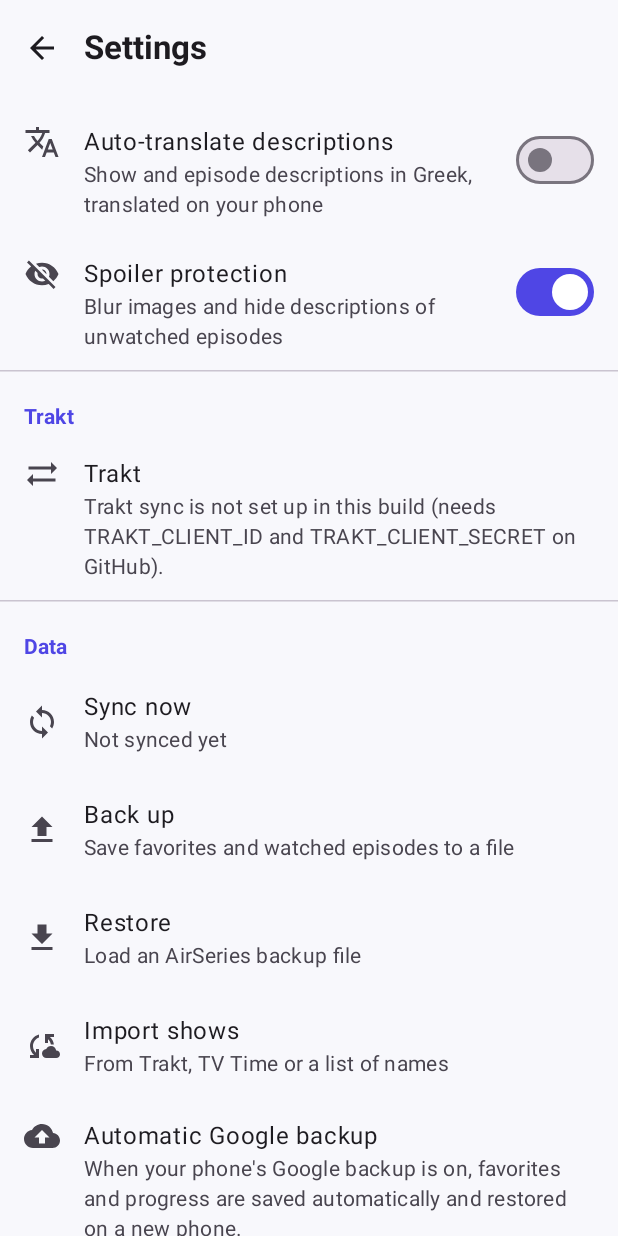
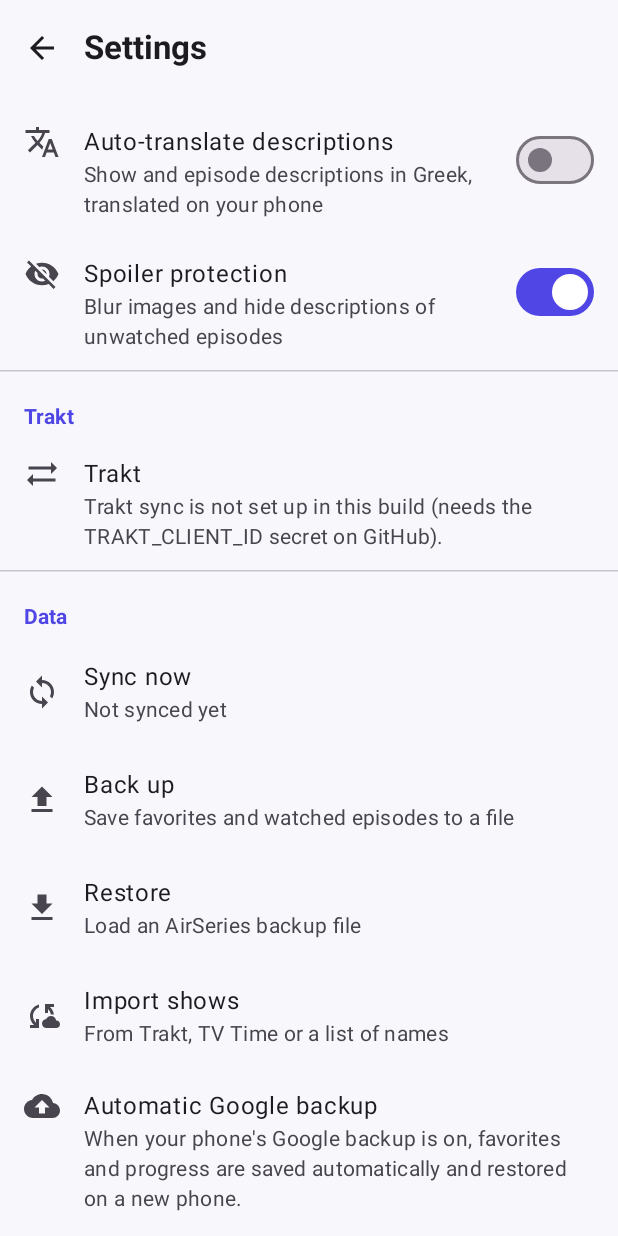
Before and after one commit to nikkpap/AirSeries, an Android app built with Jetpack Compose: the SettingsScreen screen opened through its navigation route, scrolled down 1064 dp, on a phone screen of 412 x 824 dp. Run offline under Robolectric (Android 15) with nearby library versions, the phone set to English and light mode, and no system bars; our stand-ins replace Room's generated code; pictures from the network do not load.

Commit message:
Trakt: υποστήριξη νέων εφαρμογών Trakt χωρίς Client Secret (μόνο Client ID)
Co-Authored-By: Claude Opus 5.5 <noreply@anthropic.com>
Claude-Session: https://claude.ai/code/session_01XQ2geJ8f2MCAvav2jhxvpp

```diff
--- a/app/src/main/res/values/strings.xml
+++ b/app/src/main/res/values/strings.xml
@@ -273,7 +273,7 @@
     <string name="my_list">My list</string>
     <string name="rate_hint">Tap the stars to rate</string>
     <string name="trakt_header">Trakt</string>
-    <string name="trakt_not_configured">Trakt sync is not set up in this build (needs TRAKT_CLIENT_ID and TRAKT_CLIENT_SECRET on GitHub).</string>
+    <string name="trakt_not_configured">Trakt sync is not set up in this build (needs the TRAKT_CLIENT_ID secret on GitHub).</string>
     <string name="trakt_connect">Connect Trakt</string>
     <string name="trakt_connect_desc">Sync watched episodes, movies and watchlist both ways</string>
     <string name="trakt_connected_as">Connected as %1$s</string>
```
Also changed, not shown: app/src/main/java/gr/nikkpap/airseries/data/trakt/Trakt.kt (+11 -5 lines), 1 other file.
